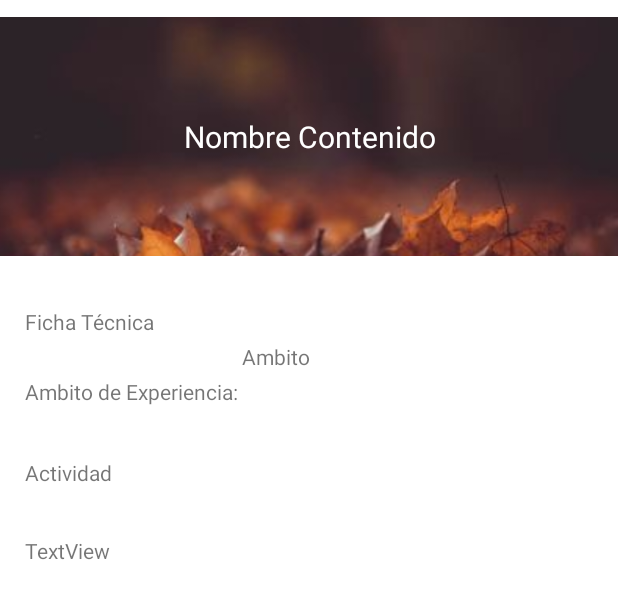
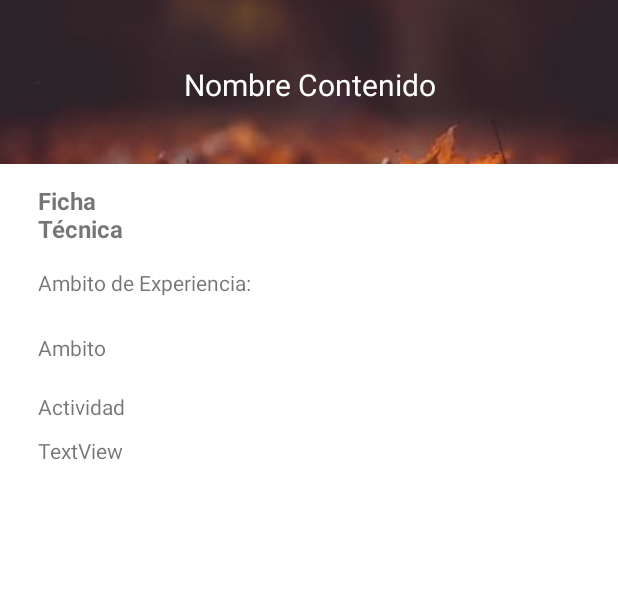
Before and after one commit to DaikiYagami/ParentalHelper, an Android app: the layout activity_detalle_contenido.xml on its own in the app's theme, with its tools: preview values and no code run, on a phone screen of 412 x 824 dp. Shown: the top 599 px of the screen. Run offline under Robolectric (Android 15) with nearby library versions, the phone set to English and light mode, and no system bars.

Commit message:
arreglo de forma

```diff
--- a/ParentalHelper/app/src/main/res/layout/activity_detalle_contenido.xml
+++ b/ParentalHelper/app/src/main/res/layout/activity_detalle_contenido.xml
@@ -8,12 +8,13 @@
 
     <ImageView
         android:id="@+id/imageView5"
-        android:layout_width="417dp"
-        android:layout_height="159dp"
-        android:layout_marginBottom="11dp"
+        android:layout_width="413dp"
+        android:layout_height="109dp"
+        android:layout_marginBottom="2dp"
         android:scaleType="centerCrop"
-        app:layout_constraintBottom_toTopOf="@+id/textView12"
+        app:layout_constraintBottom_toTopOf="@+id/scrollView2"
         app:layout_constraintEnd_toEndOf="parent"
+        app:layout_constraintHorizontal_bias="1.0"
         app:layout_constraintStart_toStartOf="parent"
         app:layout_constraintTop_toTopOf="parent"
         app:srcCompat="@drawable/bg15_opt" />
@@ -22,81 +23,81 @@
         android:id="@+id/tv_detalle_contenido_titulo"
         android:layout_width="wrap_content"
         android:layout_height="wrap_content"
-        android:layout_marginTop="-100dp"
-        android:layout_marginBottom="-50dp"
+        android:layout_marginTop="-28dp"
+        android:layout_marginBottom="80dp"
         android:text="Nombre Contenido"
         android:textAlignment="center"
         android:textColor="#FFFFFF"
         android:textSize="20sp"
-        app:layout_constraintBottom_toTopOf="@+id/imageView5"
+        app:layout_constraintBottom_toTopOf="@+id/scrollView2"
         app:layout_constraintEnd_toEndOf="parent"
         app:layout_constraintStart_toStartOf="parent"
         app:layout_constraintTop_toBottomOf="@+id/imageView5" />
+
+    <ScrollView
+        android:id="@+id/scrollView2"
+        android:layout_width="match_parent"
+        android:layout_height="wrap_content"
+        app:layout_constraintBottom_toBottomOf="@id/imageView5"
+        app:layout_constraintEnd_toEndOf="parent"
+        app:layout_constraintHorizontal_bias="0.0"
+        app:layout_constraintStart_toStartOf="parent"
+        app:layout_constraintTop_toBottomOf="@+id/imageView5">
+
+        <LinearLayout
+            android:layout_width="match_parent"
+            android:layout_height="wrap_content"
+            android:orientation="vertical">
 
             <TextView
                 android:id="@+id/textView12"
                 android:layout_width="wrap_content"
                 android:layout_height="wrap_content"
-        android:layout_marginStart="16dp"
+                android:layout_marginStart="25dp"
                 android:layout_marginTop="11dp"
                 android:layout_marginEnd="309dp"
                 android:text="Ficha Técnica"
-        app:layout_constraintBottom_toTopOf="@+id/textView13"
-        app:layout_constraintEnd_toEndOf="parent"
-        app:layout_constraintStart_toStartOf="parent"
-        app:layout_constraintTop_toBottomOf="@+id/imageView5" />
+                android:textSize="16sp"
+                android:textStyle="bold" />
 
             <TextView
                 android:id="@+id/textView13"
                 android:layout_width="wrap_content"
                 android:layout_height="wrap_content"
-        android:layout_marginStart="16dp"
+                android:layout_marginStart="25dp"
                 android:layout_marginTop="15dp"
                 android:layout_marginBottom="14dp"
-        android:text="Ambito de Experiencia:"
-        app:layout_constraintBottom_toTopOf="@+id/textView15"
-        app:layout_constraintEnd_toStartOf="@+id/tv_detalle_contenido_ambito"
-        app:layout_constraintStart_toStartOf="parent"
-        app:layout_constraintTop_toBottomOf="@+id/textView12" />
+                android:text="Ambito de Experiencia:" />
 
             <TextView
                 android:id="@+id/tv_detalle_contenido_ambito"
-        android:layout_width="244dp"
-        android:layout_height="60dp"
-        android:layout_marginStart="1dp"
-        android:layout_marginTop="56dp"
+                android:layout_width="356dp"
+                android:layout_height="wrap_content"
+                android:layout_marginStart="25dp"
+                android:layout_marginTop="10dp"
                 android:layout_marginEnd="6dp"
-        android:layout_marginBottom="45dp"
-        android:text="Ambito"
-        app:layout_constraintBottom_toTopOf="@+id/tv_detalle_contenido_descripcionShort"
-        app:layout_constraintEnd_toEndOf="parent"
-        app:layout_constraintStart_toEndOf="@+id/textView13"
-        app:layout_constraintTop_toBottomOf="@+id/imageView5"
-        app:layout_constraintVertical_bias="0.058" />
+                android:layout_marginBottom="10dp"
+                android:text="Ambito" />
 
             <TextView
                 android:id="@+id/textView15"
                 android:layout_width="wrap_content"
                 android:layout_height="wrap_content"
-        android:layout_marginStart="16dp"
-        android:layout_marginTop="9dp"
-        android:layout_marginEnd="337dp"
-        android:text="Actividad"
-        app:layout_constraintBottom_toTopOf="@+id/tv_detalle_contenido_descripcionShort"
-        app:layout_constraintEnd_toEndOf="parent"
-        app:layout_constraintStart_toStartOf="parent"
-        app:layout_constraintTop_toBottomOf="@+id/textView13" />
+                android:layout_marginStart="25dp"
+                android:layout_marginTop="10dp"
+                android:layout_marginEnd="10dp"
+                android:text="Actividad" />
 
             <TextView
                 android:id="@+id/tv_detalle_contenido_descripcionShort"
-        android:layout_width="380dp"
-        android:layout_height="234dp"
-        android:layout_marginTop="21dp"
+                android:layout_width="350sp"
+                android:layout_height="232dp"
+                android:layout_marginStart="25dp"
+                android:layout_marginTop="10dp"
                 android:layout_marginBottom="221dp"
-        android:text="TextView"
-        app:layout_constraintBottom_toBottomOf="parent"
-        app:layout_constraintEnd_toEndOf="parent"
-        app:layout_constraintHorizontal_bias="0.516"
-        app:layout_constraintStart_toStartOf="parent"
-        app:layout_constraintTop_toBottomOf="@+id/textView15" />
+                android:text="TextView" />
+
+        </LinearLayout>
+    </ScrollView>
+
 </androidx.constraintlayout.widget.ConstraintLayout>
```
Lines whose indentation alone changed are shown as unchanged.
